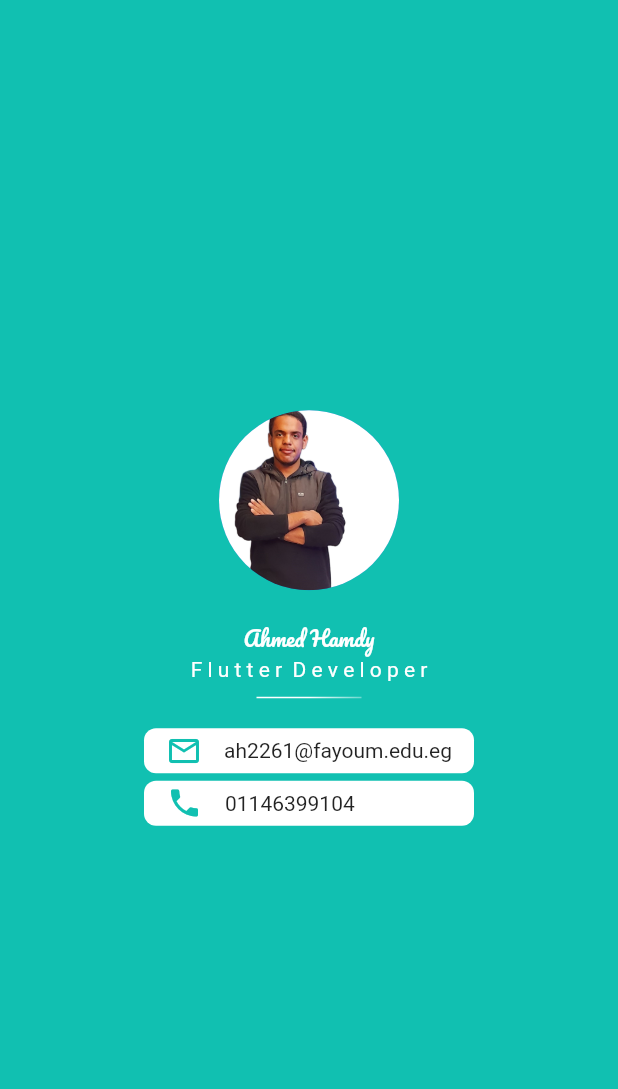
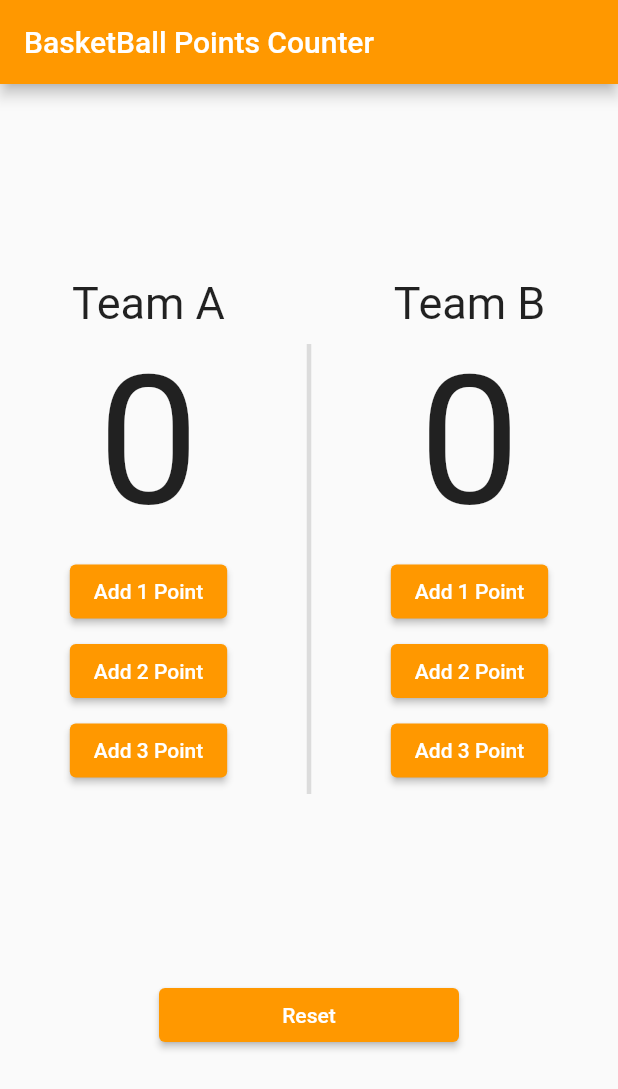
Before and after one commit to AhmedHamdy85/mobile_computing_assignment, a Flutter app: the screen it shows after launch, on a phone screen of 412 x 824 dp. Shown: the top 1089 px of the screen. Run offline on Flutter 3.47's test engine with Material 2 defaults, Android fonts, the phone set to English and light mode, and no system bars; our stand-ins replace google_fonts; Roboto replaces fonts that are missing (Abel).

Commit message:
assignment 4 Done

```diff
--- /dev/null
+++ b/lib/assignment_4/bascet_ball_app.dart
@@ -0,0 +1,136 @@
+import 'package:flutter/material.dart';
+
+class BascetBallApp extends StatefulWidget {
+  const BascetBallApp({super.key});
+
+  @override
+  State<BascetBallApp> createState() => _BascetBallAppState();
+}
+
+class _BascetBallAppState extends State<BascetBallApp> {
+  int teamABoint = 0;
+  int teamBBoint = 0;
+  @override
+  Widget build(BuildContext context) {
+    return Scaffold(
+      appBar: AppBar(
+        title: const Text('BasketBall Points Counter'),
+        backgroundColor: Colors.orange,
+      ),
+      body: Column(
+        mainAxisAlignment: MainAxisAlignment.spaceEvenly,
+        children: [
+          Row(
+            mainAxisAlignment: MainAxisAlignment.spaceEvenly,
+            children: [
+              SizedBox(
+                height: 350,
+                child: Column(
+                  mainAxisAlignment: MainAxisAlignment.spaceEvenly,
+                  children: [
+                    const Text(
+                      'Team A',
+                      style: TextStyle(fontSize: 30),
+                    ),
+                    Text(
+                      '$teamABoint',
+                      style: const TextStyle(fontSize: 120),
+                    ),
+                    ElevatedButton(
+                        style: ElevatedButton.styleFrom(
+                            backgroundColor: Colors.orange),
+                        onPressed: () {
+                          setState(() {
+                            teamABoint += 1;
+                          });
+                        },
+                        child: const Text('Add 1 Point')),
+                    ElevatedButton(
+                        style: ElevatedButton.styleFrom(
+                            backgroundColor: Colors.orange),
+                        onPressed: () {
+                          setState(() {
+                            teamABoint += 2;
+                          });
+                        },
+                        child: const Text('Add 2 Point')),
+                    ElevatedButton(
+                        style: ElevatedButton.styleFrom(
+                            backgroundColor: Colors.orange),
+                        onPressed: () {
+                          setState(() {
+                            teamABoint += 3;
+                          });
+                        },
+                        child: const Text('Add 3 Point')),
+                  ],
+                ),
+              ),
+              const SizedBox(
+                height: 350,
+                child: VerticalDivider(
+                  thickness: 3,
+                  indent: 50,
+                ),
+              ),
+              SizedBox(
+                height: 350,
+                child: Column(
+                  mainAxisAlignment: MainAxisAlignment.spaceEvenly,
+                  children: [
+                    const Text(
+                      'Team B',
+                      style: TextStyle(fontSize: 30),
+                    ),
+                    Text(
+                      '$teamBBoint',
+                      style: const TextStyle(fontSize: 120),
+                    ),
+                    ElevatedButton(
+                        style: ElevatedButton.styleFrom(
+                            backgroundColor: Colors.orange),
+                        onPressed: () {
+                          setState(() {
+                            teamBBoint += 1;
+                          });
+                        },
+                        child: const Text('Add 1 Point')),
+                    ElevatedButton(
+                        style: ElevatedButton.styleFrom(
+                            backgroundColor: Colors.orange),
+                        onPressed: () {
+                          setState(() {
+                            teamBBoint += 2;
+                          });
+                        },
+                        child: const Text('Add 2 Point')),
+                    ElevatedButton(
+                        style: ElevatedButton.styleFrom(
+                            backgroundColor: Colors.orange),
+                        onPressed: () {
+                          setState(() {
+                            teamBBoint += 3;
+                          });
+                        },
+                        child: const Text('Add 3 Point')),
+                  ],
+                ),
+              ),
+            ],
+          ),
+          ElevatedButton(
+              style: ElevatedButton.styleFrom(
+                  fixedSize: const Size.fromWidth(200),
+                  backgroundColor: Colors.orange),
+              onPressed: () {
+                setState(() {
+                  teamABoint = 0;
+                  teamBBoint = 0;
+                });
+              },
+              child: const Text('Reset')),
+        ],
+      ),
+    );
+  }
+}
--- a/lib/main.dart
+++ b/lib/main.dart
@@ -1,5 +1,5 @@
 import 'package:flutter/material.dart';
-import 'package:mobile_computing_assignment/assingment_3/business_card.dart';
+import 'package:mobile_computing_assignment/assignment_4/bascet_ball_app.dart';
 
 void main() {
   runApp(const MyApp());
@@ -11,7 +11,7 @@ class MyApp extends StatelessWidget {
   @override
   Widget build(BuildContext context) {
     return const MaterialApp(
-      home: BusinessCard(),
+      home: BascetBallApp(),
     );
   }
 }
```
